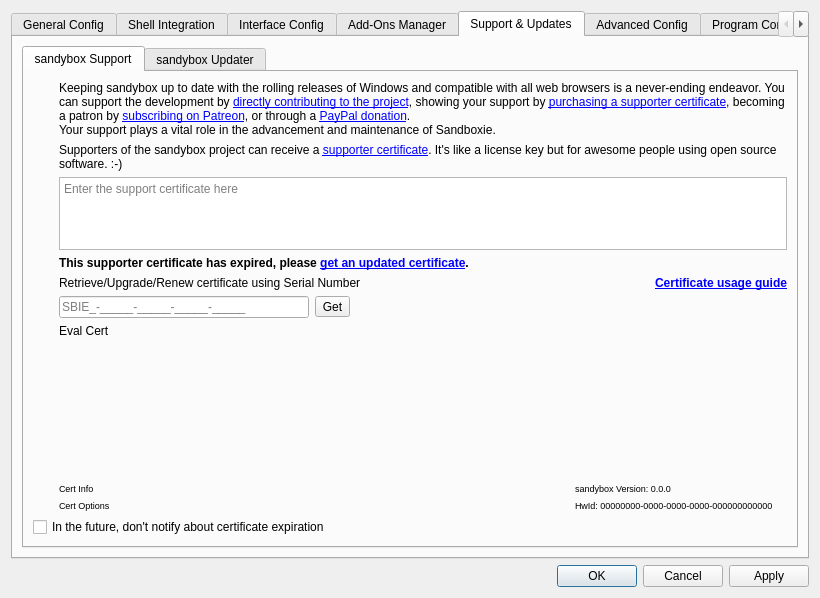
The window that SandboxiePlus/SandMan/Forms/SettingsWindow.ui (richikun2014-bit/sandybox) describes before a commit, drawn with Qt 5.
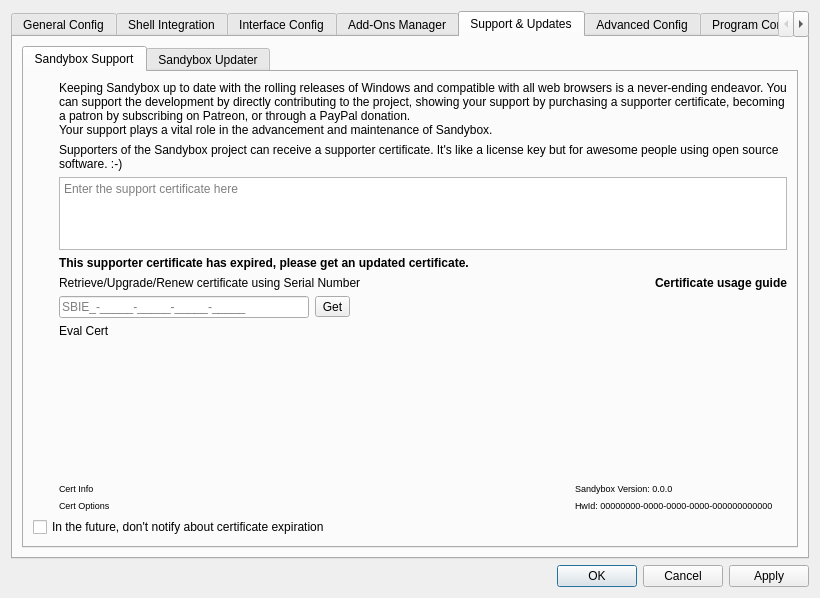
The same window after the commit. The open tabs and pages were chosen to show the change. Icons and pictures are not drawn.

Commit message: Sandybox source and UI branding update

```diff
--- a/SandboxiePlus/SandMan/Forms/SettingsWindow.ui
+++ b/SandboxiePlus/SandMan/Forms/SettingsWindow.ui
@@ -1896,7 +1896,7 @@
            </property>
            <widget class="QWidget" name="tabCert">
             <attribute name="title">
-             <string>sandybox Support</string>
+             <string>Sandybox Support</string>
             </attribute>
             <layout class="QGridLayout" name="gridLayout_36">
              <item row="0" column="0">
@@ -1985,7 +1985,7 @@
                   </font>
                  </property>
                  <property name="text">
-                  <string>This supporter certificate has expired, please &lt;a href=&quot;https://sandboxie-plus.com/go.php?to=sbie-renew-cert&quot;&gt;get an updated certificate&lt;/a&gt;.</string>
+                  <string>This supporter certificate has expired, please get an updated certificate.</string>
                  </property>
                  <property name="wordWrap">
                   <bool>true</bool>
@@ -2001,7 +2001,7 @@
                   </font>
                  </property>
                  <property name="text">
-                  <string>&lt;a href=&quot;https://sandboxie-plus.com/go.php?to=sbie-use-cert&quot;&gt;Certificate usage guide&lt;/a&gt;</string>
+                  <string>Certificate usage guide</string>
                  </property>
                  <property name="alignment">
                   <set>Qt::AlignmentFlag::AlignRight|Qt::AlignmentFlag::AlignTrailing|Qt::AlignmentFlag::AlignVCenter</set>
@@ -2020,7 +2020,7 @@
                   </sizepolicy>
                  </property>
                  <property name="text">
-                  <string>Keeping sandybox up to date with the rolling releases of Windows and compatible with all web browsers is a never-ending endeavor. You can support the development by &lt;a href=&quot;https://sandboxie-plus.com/go.php?to=sbie-contribute&quot;&gt;directly contributing to the project&lt;/a&gt;, showing your support by &lt;a href=&quot;https://sandboxie-plus.com/go.php?to=sbie-obtain-cert&quot;&gt;purchasing a supporter certificate&lt;/a&gt;, becoming a patron by &lt;a href=&quot;https://sandboxie-plus.com/go.php?to=patreon&quot;&gt;subscribing on Patreon&lt;/a&gt;, or through a &lt;a href=&quot;https://sandboxie-plus.com/go.php?to=donate&quot;&gt;PayPal donation&lt;/a&gt;.&lt;br /&gt;Your support plays a vital role in the advancement and maintenance of Sandboxie.</string>
+                  <string>Keeping Sandybox up to date with the rolling releases of Windows and compatible with all web browsers is a never-ending endeavor. You can support the development by directly contributing to the project, showing your support by purchasing a supporter certificate, becoming a patron by subscribing on Patreon, or through a PayPal donation.&lt;br /&gt;Your support plays a vital role in the advancement and maintenance of Sandybox.</string>
                  </property>
                  <property name="textFormat">
                   <enum>Qt::TextFormat::RichText</enum>
@@ -2052,7 +2052,7 @@
                <item row="3" column="1" colspan="4">
                 <widget class="QLabel" name="lblSupportCert">
                  <property name="text">
-                  <string>Supporters of the sandybox project can receive a &lt;a href=&quot;https://sandboxie-plus.com/go.php?to=sbie-cert&quot;&gt;supporter certificate&lt;/a&gt;. It's like a license key but for awesome people using open source software. :-)</string>
+                  <string>Supporters of the Sandybox project can receive a supporter certificate. It's like a license key but for awesome people using open source software. :-)</string>
                  </property>
                  <property name="wordWrap">
                   <bool>true</bool>
@@ -2127,7 +2127,7 @@
                   </font>
                  </property>
                  <property name="text">
-                  <string>sandybox Version: 0.0.0</string>
+                  <string>Sandybox Version: 0.0.0</string>
                  </property>
                 </widget>
                </item>
@@ -2137,7 +2137,7 @@
            </widget>
            <widget class="QWidget" name="tabUpdate">
             <attribute name="title">
-             <string>sandybox Updater</string>
+             <string>Sandybox Updater</string>
             </attribute>
             <layout class="QGridLayout" name="gridLayout_38">
              <item row="0" column="0">
```
Left out of the diff: 42 changed lines with no effect on the pictures. The commit also changes 233 other files.
